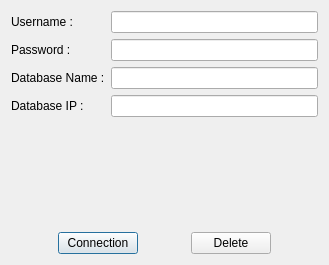
Old version of the form dialogconnexion.ui in the repository LouisVraie/dbManagerApp.
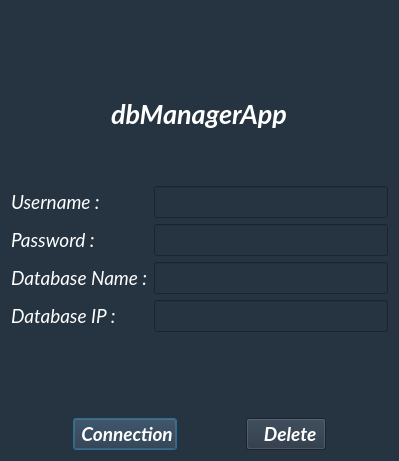
New version of the form. Icons and pictures are not drawn.

Commit message: ajout fichier ressources + design ui dialog connexion

The edit to the form file:
```diff
--- a/dialogconnexion.ui
+++ b/dialogconnexion.ui
@@ -6,28 +6,137 @@
    <rect>
     <x>0</x>
     <y>0</y>
-    <width>329</width>
-    <height>265</height>
+    <width>399</width>
+    <height>461</height>
    </rect>
   </property>
   <property name="windowTitle">
    <string>dbManagerApp - Connection</string>
   </property>
+  <property name="styleSheet">
+   <string notr="true">background-color: rgb(38, 51, 65);
+color: rgb(255, 255, 255);</string>
+  </property>
+  <layout class="QVBoxLayout" name="verticalLayout_4">
+   <item>
+    <layout class="QVBoxLayout" name="verticalLayout_3">
+     <item>
+      <layout class="QHBoxLayout" name="horizontalLayout_2">
+       <item>
+        <spacer name="horizontalSpacer_4">
+         <property name="orientation">
+          <enum>Qt::Horizontal</enum>
+         </property>
+         <property name="sizeHint" stdset="0">
+          <size>
+           <width>40</width>
+           <height>20</height>
+          </size>
+         </property>
+        </spacer>
+       </item>
+       <item>
+        <layout class="QVBoxLayout" name="verticalLayout_2">
+         <item>
+          <widget class="QLabel" name="label">
+           <property name="minimumSize">
+            <size>
+             <width>0</width>
+             <height>80</height>
+            </size>
+           </property>
+           <property name="styleSheet">
+            <string notr="true">image: url(:/images/images/logo_app_1.png);</string>
+           </property>
+           <property name="text">
+            <string/>
+           </property>
+          </widget>
+         </item>
+         <item>
+          <widget class="QLabel" name="labelTitle">
+           <property name="font">
+            <font>
+             <family>Lato</family>
+             <pointsize>20</pointsize>
+             <weight>75</weight>
+             <italic>true</italic>
+             <bold>true</bold>
+            </font>
+           </property>
+           <property name="text">
+            <string>dbManagerApp</string>
+           </property>
+          </widget>
+         </item>
+        </layout>
+       </item>
+       <item>
+        <spacer name="horizontalSpacer_5">
+         <property name="orientation">
+          <enum>Qt::Horizontal</enum>
+         </property>
+         <property name="sizeHint" stdset="0">
+          <size>
+           <width>40</width>
+           <height>20</height>
+          </size>
+         </property>
+        </spacer>
+       </item>
+      </layout>
+     </item>
+     <item>
   <layout class="QVBoxLayout" name="verticalLayout">
+       <item>
+        <spacer name="verticalSpacer_2">
+         <property name="orientation">
+          <enum>Qt::Vertical</enum>
+         </property>
+         <property name="sizeHint" stdset="0">
+          <size>
+           <width>20</width>
+           <height>40</height>
+          </size>
+         </property>
+        </spacer>
+       </item>
    <item>
     <layout class="QFormLayout" name="formLayout">
      <item row="0" column="0">
       <widget class="QLabel" name="labelDialogUsername">
+           <property name="font">
+            <font>
+             <family>Lato</family>
+             <pointsize>14</pointsize>
+             <italic>true</italic>
+            </font>
+           </property>
        <property name="text">
         <string>Username :</string>
        </property>
       </widget>
      </item>
      <item row="0" column="1">
-      <widget class="QLineEdit" name="lineEditDialogUsername"/>
+          <widget class="QLineEdit" name="lineEditDialogUsername">
+           <property name="font">
+            <font>
+             <family>Lato</family>
+             <pointsize>14</pointsize>
+             <italic>true</italic>
+            </font>
+           </property>
+          </widget>
      </item>
      <item row="1" column="0">
       <widget class="QLabel" name="labelDialogPassword">
+           <property name="font">
+            <font>
+             <family>Lato</family>
+             <pointsize>14</pointsize>
+             <italic>true</italic>
+            </font>
+           </property>
        <property name="text">
         <string>Password :</string>
        </property>
@@ -35,6 +144,13 @@
      </item>
      <item row="1" column="1">
       <widget class="QLineEdit" name="lineEditDialogPassword">
+           <property name="font">
+            <font>
+             <family>Lato</family>
+             <pointsize>14</pointsize>
+             <italic>true</italic>
+            </font>
+           </property>
        <property name="echoMode">
         <enum>QLineEdit::Password</enum>
        </property>
@@ -42,6 +158,13 @@
      </item>
      <item row="2" column="0">
       <widget class="QLabel" name="labelDialogDatabaseName">
+           <property name="font">
+            <font>
+             <family>Lato</family>
+             <pointsize>14</pointsize>
+             <italic>true</italic>
+            </font>
+           </property>
        <property name="text">
         <string>Database Name :</string>
        </property>
@@ -49,6 +172,13 @@
      </item>
      <item row="2" column="1">
       <widget class="QLineEdit" name="lineEditDialogDatabaseName">
+           <property name="font">
+            <font>
+             <family>Lato</family>
+             <pointsize>14</pointsize>
+             <italic>true</italic>
+            </font>
+           </property>
        <property name="toolTip">
         <string/>
        </property>
@@ -56,18 +186,48 @@
      </item>
      <item row="3" column="0">
       <widget class="QLabel" name="labelDialogDatabaseIP">
+           <property name="font">
+            <font>
+             <family>Lato</family>
+             <pointsize>14</pointsize>
+             <italic>true</italic>
+            </font>
+           </property>
        <property name="text">
         <string>Database IP :</string>
        </property>
       </widget>
      </item>
      <item row="3" column="1">
-      <widget class="QLineEdit" name="lineEditDatabaseIP"/>
+          <widget class="QLineEdit" name="lineEditDatabaseIP">
+           <property name="font">
+            <font>
+             <family>Lato</family>
+             <pointsize>14</pointsize>
+             <italic>true</italic>
+            </font>
+           </property>
+          </widget>
      </item>
     </layout>
    </item>
    <item>
     <widget class="QLabel" name="labelError">
+         <property name="font">
+          <font>
+           <family>Lato</family>
+           <pointsize>16</pointsize>
+           <weight>75</weight>
+           <italic>true</italic>
+           <bold>true</bold>
+          </font>
+         </property>
+         <property name="cursor">
+          <cursorShape>ClosedHandCursor</cursorShape>
+         </property>
+         <property name="styleSheet">
+          <string notr="true">color: rgb(255, 0, 0);</string>
+         </property>
      <property name="text">
       <string/>
      </property>
@@ -103,8 +263,33 @@
      </item>
      <item>
       <widget class="QPushButton" name="pushButtonDialogConnection">
+           <property name="font">
+            <font>
+             <family>Lato</family>
+             <pointsize>14</pointsize>
+             <weight>75</weight>
+             <italic>true</italic>
+             <bold>true</bold>
+            </font>
+           </property>
+           <property name="cursor">
+            <cursorShape>PointingHandCursor</cursorShape>
+           </property>
        <property name="text">
-        <string>Connection</string>
+            <string> Connection</string>
+           </property>
+           <property name="icon">
+            <iconset resource="images.qrc">
+             <normaloff>:/images/images/logo_login_1.png</normaloff>:/images/images/logo_login_1.png</iconset>
+           </property>
+           <property name="iconSize">
+            <size>
+             <width>25</width>
+             <height>25</height>
+            </size>
+           </property>
+           <property name="shortcut">
+            <string>Return</string>
        </property>
       </widget>
      </item>
@@ -123,8 +308,30 @@
      </item>
      <item>
       <widget class="QPushButton" name="pushButtonDialogDelete">
+           <property name="font">
+            <font>
+             <family>Lato</family>
+             <pointsize>14</pointsize>
+             <weight>75</weight>
+             <italic>true</italic>
+             <bold>true</bold>
+            </font>
+           </property>
        <property name="text">
-        <string>Delete</string>
+            <string>  Delete</string>
+           </property>
+           <property name="icon">
+            <iconset resource="images.qrc">
+             <normaloff>:/images/images/logo_delete_button_earaser.png</normaloff>:/images/images/logo_delete_button_earaser.png</iconset>
+           </property>
+           <property name="iconSize">
+            <size>
+             <width>25</width>
+             <height>25</height>
+            </size>
+           </property>
+           <property name="shortcut">
+            <string>Ctrl+Del</string>
        </property>
       </widget>
      </item>
@@ -144,6 +351,10 @@
     </layout>
    </item>
   </layout>
+     </item>
+    </layout>
+   </item>
+  </layout>
  </widget>
  <resources/>
  <connections/>
```
Left out of the diff: 4 changed lines with no effect on the pictures. Lines whose indentation alone changed are shown as unchanged. The commit also changes 6 other files.
